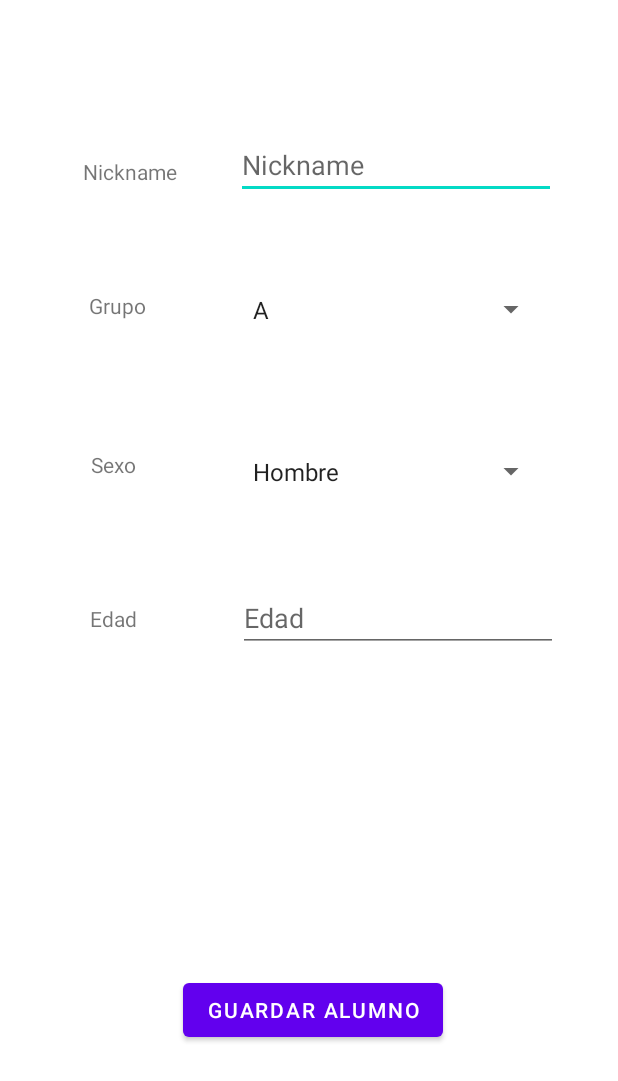
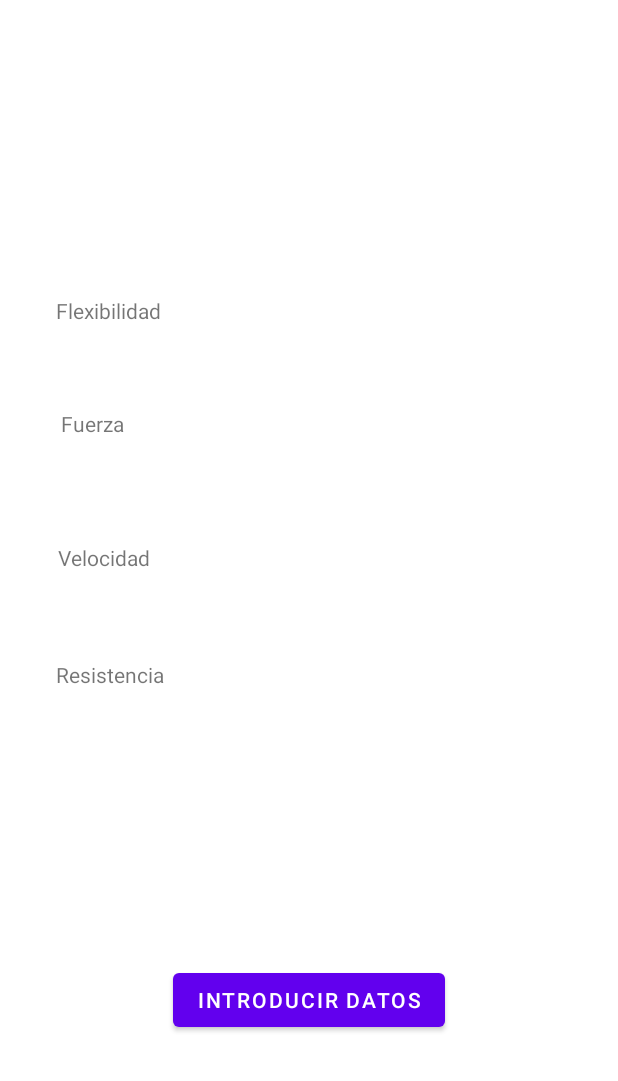
Before and after one commit to vgomezdiaz1/PracticaUT2, an Android app: the layout activity_confirmacion_datos_carreras.xml on its own in the app's theme, with its tools: preview values and no code run, on a phone screen of 412 x 824 dp. Shown: the top 1081 px of the screen. Run offline under Robolectric (Android 15) with nearby library versions, the phone set to English and light mode, and no system bars.

Commit message:
Ya tenemos vistas para la introduccion de datos de las notas de los alumnos, y se guardan en la bbdd, faltaria mostrarlo en una nueva vista y poder ver las notas por alumno

```diff
--- a/app/src/main/java/com/example/practicaut2/NotasCarreras.java
+++ b/app/src/main/java/com/example/practicaut2/AlumnoNotasCarreras.java
@@ -1,13 +1,13 @@
 package com.example.practicaut2;
 
-public class NotasCarreras {
+public class AlumnoNotasCarreras {
 
     int trimestre;
     double fuerza;
     double velocidad;
     double resistencia;
 
-    public NotasCarreras(int trimestre, double fuerza, double velocidad, double resistencia) {
+    public AlumnoNotasCarreras(int trimestre, double fuerza, double velocidad, double resistencia) {
         this.trimestre = trimestre;
         this.fuerza = fuerza;
         this.velocidad = velocidad;
--- a/app/src/main/res/layout/activity_creacion_alumno.xml
+++ b/app/src/main/res/layout/activity_confirmacion_datos_carreras.xml
@@ -4,135 +4,140 @@
     xmlns:tools="http://schemas.android.com/tools"
     android:layout_width="match_parent"
     android:layout_height="match_parent"
-    tools:context=".creacionAlumnoActivity">
+    tools:context=".ConfirmacionDatosCarrerasActivity">
 
     <TextView
-        android:id="@+id/textNickName"
+        android:id="@+id/textViewFlex"
         android:layout_width="wrap_content"
         android:layout_height="wrap_content"
-        android:text="@string/txtNockName"
         app:layout_constraintBottom_toBottomOf="parent"
         app:layout_constraintEnd_toEndOf="parent"
-        app:layout_constraintHorizontal_bias="0.158"
+        app:layout_constraintHorizontal_bias="0.686"
         app:layout_constraintStart_toStartOf="parent"
         app:layout_constraintTop_toTopOf="parent"
-        app:layout_constraintVertical_bias="0.13" />
+        app:layout_constraintVertical_bias="0.244" />
 
     <TextView
-        android:id="@+id/textGrupo"
+        android:id="@+id/textViewVel"
         android:layout_width="wrap_content"
         android:layout_height="wrap_content"
-        android:text="@string/txtGrupo"
         app:layout_constraintBottom_toBottomOf="parent"
         app:layout_constraintEnd_toEndOf="parent"
-        app:layout_constraintHorizontal_bias="0.158"
+        app:layout_constraintHorizontal_bias="0.684"
         app:layout_constraintStart_toStartOf="parent"
         app:layout_constraintTop_toTopOf="parent"
-        app:layout_constraintVertical_bias="0.241" />
+        app:layout_constraintVertical_bias="0.449" />
 
     <TextView
-        android:id="@+id/textSexo"
+        android:id="@+id/textViewFuer"
         android:layout_width="wrap_content"
         android:layout_height="wrap_content"
-        android:text="@string/txtSexo"
         app:layout_constraintBottom_toBottomOf="parent"
         app:layout_constraintEnd_toEndOf="parent"
-        app:layout_constraintHorizontal_bias="0.158"
+        app:layout_constraintHorizontal_bias="0.686"
         app:layout_constraintStart_toStartOf="parent"
         app:layout_constraintTop_toTopOf="parent"
-        app:layout_constraintVertical_bias="0.373" />
+        app:layout_constraintVertical_bias="0.339" />
 
     <TextView
-        android:id="@+id/textEdad"
+        android:id="@+id/textViewRes"
         android:layout_width="wrap_content"
         android:layout_height="wrap_content"
-        android:text="@string/txtEdad"
         app:layout_constraintBottom_toBottomOf="parent"
         app:layout_constraintEnd_toEndOf="parent"
-        app:layout_constraintHorizontal_bias="0.157"
+        app:layout_constraintHorizontal_bias="0.686"
         app:layout_constraintStart_toStartOf="parent"
-        app:layout_constraintTop_toTopOf="parent" />
+        app:layout_constraintTop_toTopOf="parent"
+        app:layout_constraintVertical_bias="0.546" />
 
-    <EditText
-        android:id="@+id/editTextNickName"
+    <TextView
+        android:id="@+id/textView"
         android:layout_width="wrap_content"
         android:layout_height="wrap_content"
-        android:ems="10"
-        android:hint="@string/txtNockName"
-        android:inputType="textPersonName"
+        android:text="@string/txtVelocidad"
         app:layout_constraintBottom_toBottomOf="parent"
         app:layout_constraintEnd_toEndOf="parent"
-        app:layout_constraintHorizontal_bias="0.791"
+        app:layout_constraintHorizontal_bias="0.11"
         app:layout_constraintStart_toStartOf="parent"
         app:layout_constraintTop_toTopOf="parent"
-        app:layout_constraintVertical_bias="0.112" />
+        app:layout_constraintVertical_bias="0.45" />
 
-    <EditText
-        android:id="@+id/editTextID"
+    <TextView
+        android:id="@+id/textView6"
         android:layout_width="wrap_content"
         android:layout_height="wrap_content"
-        android:ems="10"
-        android:inputType="textPersonName"
-        android:visibility="gone"
+        android:text="@string/txtFlexibilidad"
         app:layout_constraintBottom_toBottomOf="parent"
         app:layout_constraintEnd_toEndOf="parent"
-        app:layout_constraintHorizontal_bias="0.766"
+        app:layout_constraintHorizontal_bias="0.11"
         app:layout_constraintStart_toStartOf="parent"
         app:layout_constraintTop_toTopOf="parent"
-        app:layout_constraintVertical_bias="0.023"
-        tools:visibility="gone" />
+        app:layout_constraintVertical_bias="0.245" />
 
-    <EditText
-        android:id="@+id/editTextEdad"
+    <TextView
+        android:id="@+id/textView7"
         android:layout_width="wrap_content"
         android:layout_height="wrap_content"
-        android:ems="10"
-        android:hint="@string/txtEdad"
-        android:inputType="number|textPersonName"
+        android:text="@string/txtFuerza"
         app:layout_constraintBottom_toBottomOf="parent"
         app:layout_constraintEnd_toEndOf="parent"
-        app:layout_constraintHorizontal_bias="0.8"
+        app:layout_constraintHorizontal_bias="0.11"
         app:layout_constraintStart_toStartOf="parent"
-        app:layout_constraintTop_toTopOf="parent" />
+        app:layout_constraintTop_toTopOf="parent"
+        app:layout_constraintVertical_bias="0.339" />
+
+    <TextView
+        android:id="@+id/textView8"
+        android:layout_width="wrap_content"
+        android:layout_height="wrap_content"
+        android:text="@string/txtResistencia"
+        app:layout_constraintBottom_toBottomOf="parent"
+        app:layout_constraintEnd_toEndOf="parent"
+        app:layout_constraintHorizontal_bias="0.11"
+        app:layout_constraintStart_toStartOf="parent"
+        app:layout_constraintTop_toTopOf="parent"
+        app:layout_constraintVertical_bias="0.547" />
+
+    <TextView
+        android:id="@+id/textViewTrimestre"
+        android:layout_width="wrap_content"
+        android:layout_height="wrap_content"
+        app:layout_constraintBottom_toBottomOf="parent"
+        app:layout_constraintEnd_toEndOf="parent"
+        app:layout_constraintHorizontal_bias="0.72"
+        app:layout_constraintStart_toStartOf="parent"
+        app:layout_constraintTop_toTopOf="parent"
+        app:layout_constraintVertical_bias="0.109" />
+
+    <TextView
+        android:id="@+id/textViewAlumno"
+        android:layout_width="wrap_content"
+        android:layout_height="wrap_content"
+        app:layout_constraintBottom_toBottomOf="parent"
+        app:layout_constraintEnd_toEndOf="parent"
+        app:layout_constraintHorizontal_bias="0.201"
+        app:layout_constraintStart_toStartOf="parent"
+        app:layout_constraintTop_toTopOf="parent"
+        app:layout_constraintVertical_bias="0.11" />
 
     <Button
-        android:id="@+id/btnGuardarAlumnoBBDD"
+        android:id="@+id/btnConfirmarDatos2"
         android:layout_width="wrap_content"
         android:layout_height="wrap_content"
-        android:onClick="pulsacionBtnAceptar"
-        android:text="@string/btnGuardarAlumnoBBDD"
+        android:onClick="pulsacionBtnGuardar"
+        android:text="@string/btnIntroducirDatos"
         app:layout_constraintBottom_toBottomOf="parent"
         app:layout_constraintEnd_toEndOf="parent"
-        app:layout_constraintHorizontal_bias="0.511"
         app:layout_constraintStart_toStartOf="parent"
         app:layout_constraintTop_toTopOf="parent"
-        app:layout_constraintVertical_bias="0.837" />
+        app:layout_constraintVertical_bias="0.828" />
 
-    <Spinner
-        android:id="@+id/spinnerSeleccionGrupo"
-        android:layout_width="204dp"
-        android:layout_height="27dp"
-        android:layout_marginStart="1dp"
-        android:layout_marginEnd="1dp"
-        android:entries="@array/GrupoClase"
-        app:layout_constraintBottom_toBottomOf="parent"
-        app:layout_constraintEnd_toEndOf="parent"
-        app:layout_constraintHorizontal_bias="0.775"
-        app:layout_constraintStart_toStartOf="parent"
-        app:layout_constraintTop_toTopOf="parent"
-        app:layout_constraintVertical_bias="0.242" />
-
-    <Spinner
-        android:id="@+id/spinnerSexo"
-        android:layout_width="204dp"
-        android:layout_height="27dp"
-        android:layout_marginStart="1dp"
-        android:layout_marginEnd="1dp"
-        android:entries="@array/SeleccionarSexoAlumno"
-        app:layout_constraintBottom_toBottomOf="parent"
-        app:layout_constraintEnd_toEndOf="parent"
-        app:layout_constraintHorizontal_bias="0.775"
-        app:layout_constraintStart_toStartOf="parent"
-        app:layout_constraintTop_toTopOf="parent"
-        app:layout_constraintVertical_bias="0.377" />
+    <TextView
+        android:id="@+id/textViewID"
+        android:layout_width="wrap_content"
+        android:layout_height="wrap_content"
+        android:text="TextView"
+        android:visibility="gone"
+        tools:layout_editor_absoluteX="136dp"
+        tools:layout_editor_absoluteY="487dp" />
 </androidx.constraintlayout.widget.ConstraintLayout>
--- a/app/src/main/res/values/strings.xml
+++ b/app/src/main/res/values/strings.xml
@@ -12,7 +12,11 @@
         <item>Hombre</item>
         <item>Mujer</item>
     </string-array>
-    <string name="db">my1.db</string>
+    <string-array name="SeleccionarTrimestre">
+        <item>1ºTrimestre</item>
+        <item>3ºTrimestre</item>
+    </string-array>
+    <string name="db">my2.db</string>
     <string name="btnCrearAlumno">Crear alumno</string>
     <string name="btnIntroducirDatos">Introducir datos</string>
     <string name="btnVerAlumno">Ver alumno</string>
@@ -22,4 +26,8 @@
     <string name="txtGrupo">Grupo</string>
     <string name="txtSexo">Sexo</string>
     <string name="txtEdad">Edad</string>
+    <string name="txtFlexibilidad">Flexibilidad</string>
+    <string name="txtFuerza">Fuerza</string>
+    <string name="txtVelocidad">Velocidad</string>
+    <string name="txtResistencia">Resistencia</string>
 </resources>
```
Also changed, not shown: app/src/main/AndroidManifest.xml (+22 -1 lines), app/src/main/java/com/example/practicaut2/Alumno.java (+4 -4 lines), app/src/main/java/com/example/practicaut2/ConfirmacionDatosCarrerasActivity.java (added, +80 -0 lines), app/src/main/java/com/example/practicaut2/CreacionAlumnoActivity.java (renamed from app/src/main/java/com/example/practicaut2/creacionAlumnoActivity.java, +3 -11 lines), app/src/main/java/com/example/practicaut2/IntroduccionDatosCarrerasActivity.java (added, +99 -0 lines), app/src/main/java/com/example/practicaut2/ListadoCompletoActivity.java (+6 -2 lines), app/src/main/java/com/example/practicaut2/MainActivity.java (+17 -14 lines), app/src/main/java/com/example/practicaut2/MiAdaptadorListadoAlumnos.java (renamed from app/src/main/java/com/example/practicaut2/MiAdaptador.java, +27 -18 lines), app/src/main/res/layout/activity_introduccion_datos_carreras.xml (added, +158 -0 lines), app/src/main/res/layout/activity_listado_completo.xml (+11 -2 lines), app/src/main/res/layout/elemento_vista_alumnos.xml (renamed from app/src/main/res/layout/elemento.xml, +16 -10 lines).
